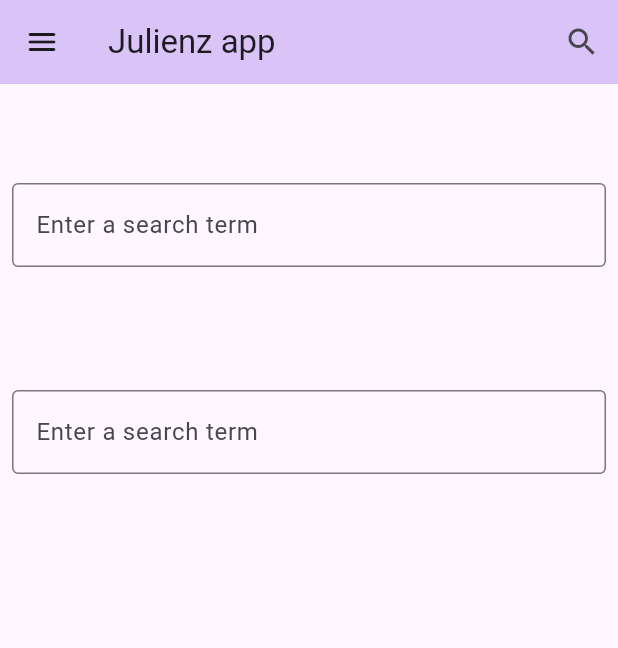
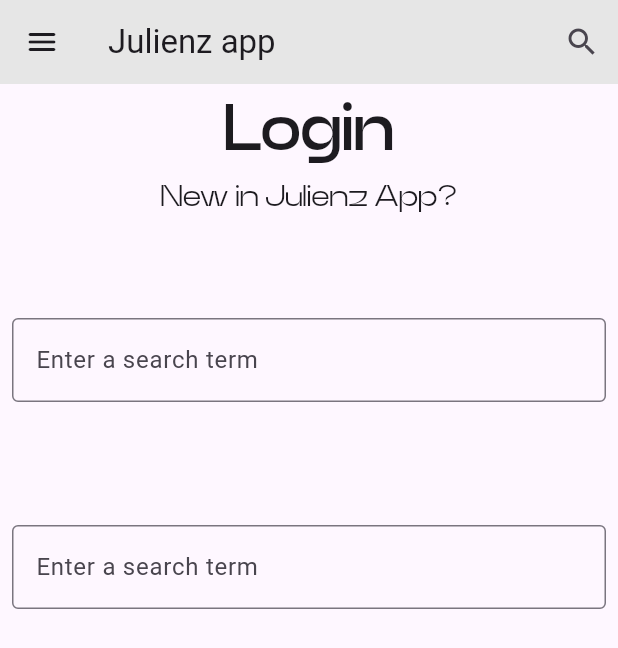
Before and after one commit to ju-lienz/login-app, a Flutter app: the screen it shows after launch, on a phone screen of 412 x 824 dp. Shown: the top 648 px of the screen. Run offline on Flutter 3.47's test engine with Material 2 defaults, Android fonts, the phone set to English and light mode, and no system bars.

Commit message:
modify fonts

```diff
--- a/lib/main.dart
+++ b/lib/main.dart
@@ -1,6 +1,6 @@
 import 'package:flutter/material.dart';
 import 'package:login_app/screens/home.dart';
-import 'package:login_app/widgets/appbar.dart';
+import 'package:login_app/widgets/app_bar.dart';
 
 void main() {
   runApp(const MyApp());
--- a/lib/screens/home.dart
+++ b/lib/screens/home.dart
@@ -10,6 +10,21 @@ class BuildBody extends StatelessWidget {
     return const Center(
       child: Column(
         children: [
+          Text(
+            'Login',
+            style: TextStyle(
+                fontSize: 43,
+                fontWeight: FontWeight.bold,
+                fontFamily: 'Neue Power'),
+          ),
+          Text(
+            'New in Julienz App?',
+            style: TextStyle(
+              fontFamily: 'Neue Power',
+              fontSize: 20,
+              fontWeight: FontWeight.w400,
+            ),
+          ),
           SizedBox(height: 50.0),
           Padding(
             padding: EdgeInsets.symmetric(horizontal: 8, vertical: 16),
--- a/lib/widgets/appbar.dart
+++ b/lib/widgets/app_bar.dart
@@ -10,7 +10,7 @@ class BuildAppBar extends StatelessWidget implements PreferredSizeWidget {
   @override
   Widget build(BuildContext context) {
     return AppBar(
-      backgroundColor: tdPink,
+      backgroundColor: whiteColor,
       title: const Text('Julienz app'),
       leading: IconButton(
         icon: const Icon(Icons.menu_rounded), // Icono izquierdo
```
Also changed, not shown: lib/constants/colors.dart (+4 -5 lines), pubspec.yaml (+12 -6 lines), lib/fonts/NeuePowerTrial-Bold.ttf (added), lib/fonts/NeuePowerTrial-Light.ttf (added), lib/fonts/NeuePowerTrial-Medium.ttf (added), lib/fonts/NeuePowerTrial-Regular.ttf (added).
